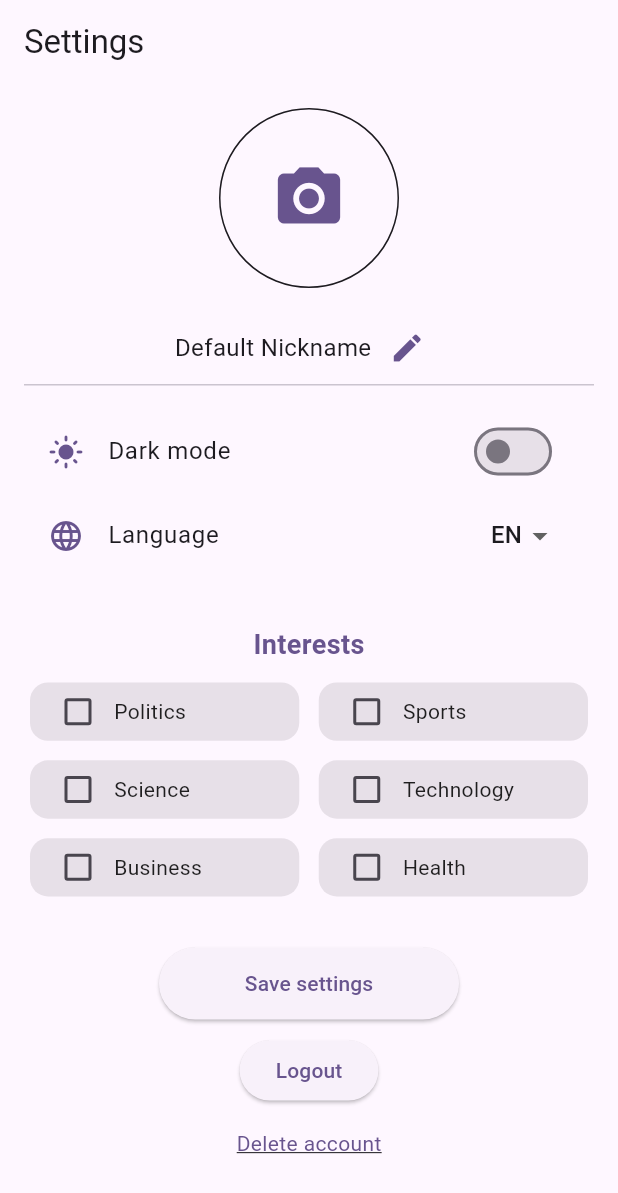
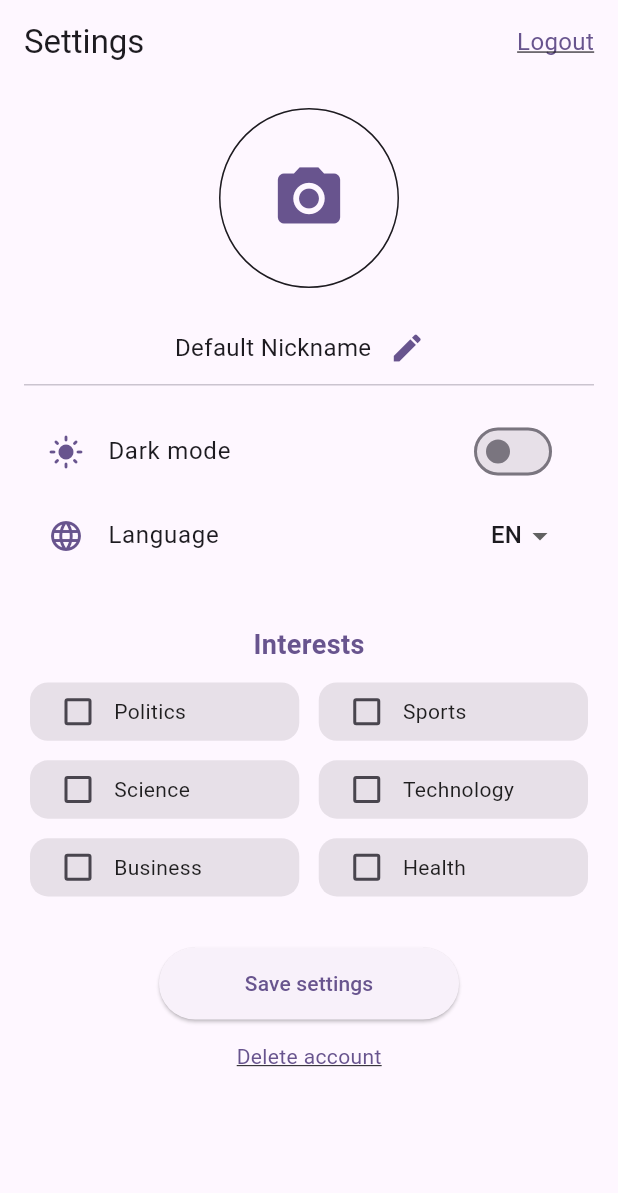
Before and after one commit to VittoDeBonis/news_lence_stage, a Flutter app: the SettingsTab screen opened by its route, on a phone screen of 412 x 824 dp. Shown: the top 1193 px of the screen. Run offline on Flutter 3.47's test engine with Material 3 defaults, Android fonts, the phone set to English and light mode, and no system bars; our stand-ins replace cached_network_image, cloud_firestore, dash_chat_2, firebase_auth, firebase_core, firebase_remote_config and 8 more; missing offline and left inert: chat_gpt_sdk, translator; accounts and stored records are empty; generated files the repository leaves out were written again; network calls fail.

Commit message:
feat: i move the botton for the logout in the header

```diff
--- a/lib/presentation/screens/tabs/settings_tab/settings_tab.dart
+++ b/lib/presentation/screens/tabs/settings_tab/settings_tab.dart
@@ -67,6 +67,23 @@ class _SettingsTabState extends State<SettingsTab> {
     }
   }
 
+  Future<void> _logout() async {
+    try {
+      await FirebaseAuth.instance.signOut();
+      Navigator.pushNamedAndRemoveUntil(
+          context, "/", (Route<dynamic> route) => false);
+    } catch (e) {
+      if (kDebugMode) {
+        print('Error signing out: $e');
+      }
+      ScaffoldMessenger.of(context).showSnackBar(
+        const SnackBar(
+            content: Text(
+                'Error signing out. Please try again.')),
+      );
+    }
+  }
+
   @override
   Widget build(BuildContext context) {
     final themeProvider = Provider.of<ThemeProvider>(context);
@@ -76,6 +93,22 @@ class _SettingsTabState extends State<SettingsTab> {
       appBar: AppBar(
         automaticallyImplyLeading: false,
         title: Text(l10n.settings),
+        actions: [
+          GestureDetector(
+            onTap: _logout,
+            child: Padding(
+              padding: const EdgeInsets.only(right: 16.0),
+              child: Text(
+                l10n.logout,
+                style: TextStyle(
+                  color: Theme.of(context).colorScheme.primary,
+                  decoration: TextDecoration.underline,
+                  fontSize: 16,
+                ),
+              ),
+            ),
+          ),
+        ],
       ),
       body: SingleChildScrollView(
         padding: const EdgeInsets.all(16.0),
@@ -262,31 +295,6 @@ class _SettingsTabState extends State<SettingsTab> {
                   child: Text(l10n.saveSettings),
                 ),
 
-                const SizedBox(height: 10),
-
-                ElevatedButton(
-                  onPressed: () async {
-                    try {
-                      await FirebaseAuth.instance.signOut();
-                      Navigator.pushNamedAndRemoveUntil(
-                          context, "/", (Route<dynamic> route) => false);
-                    } catch (e) {
-                      if (kDebugMode) {
-                        print('Error signing out: $e');
-                      }
-                      ScaffoldMessenger.of(context).showSnackBar(
-                        const SnackBar(
-                            content: Text(
-                                'Error signing out. Please try again.')),
-                      );
-                    }
-                  },
-                  style: ElevatedButton.styleFrom(
-                    foregroundColor: Theme.of(context).colorScheme.primary,
-                  ),
-                  child: Text(l10n.logout),
-                ),
-
                 const SizedBox(height: 15),
 
                 GestureDetector(
```
